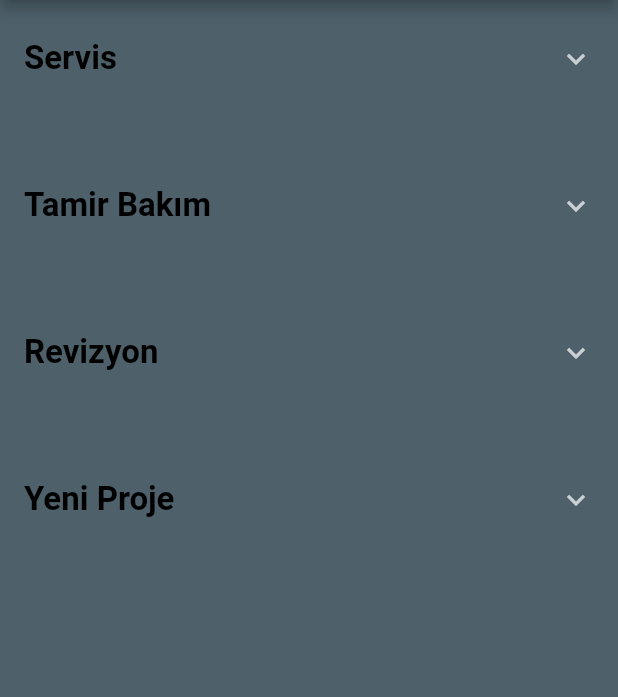
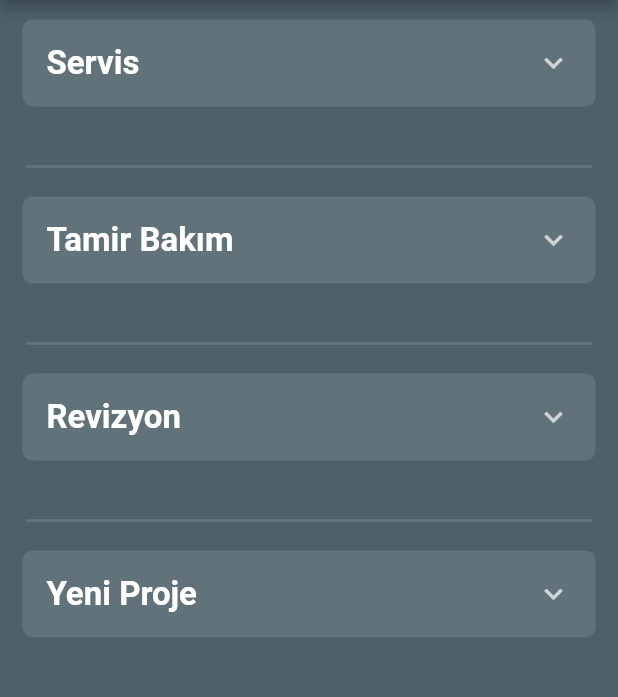
Before and after one commit to yarenadgzel/is_takip_uyg, a Flutter app: the AdminTaskPage screen opened directly, on a phone screen of 412 x 824 dp, the part 84-781 px from its top. Run offline on Flutter 3.47's test engine with Material 2 defaults, Android fonts, the phone set to English and light mode, and no system bars; our stand-ins replace cloud_firestore, firebase_auth, geolocator; missing offline and left inert: geocoder; accounts and stored records are empty; Roboto replaces fonts that are missing (Nunito).

```diff
--- a/lib/component/get_data_list.dart
+++ b/lib/component/get_user_list.dart
@@ -3,7 +3,7 @@ import 'package:flutter/material.dart';
 import 'package:is_takip_uyg/services/auth_service.dart';
 import 'package:is_takip_uyg/services/users/database_service_users.dart';
 
-class GetDataList extends StatelessWidget {
+class GetUserList extends StatelessWidget {
   DatabaseServiceUsers databaseServiceUsers=new DatabaseServiceUsers();
   AuthService authService=new AuthService();
   DocumentSnapshot snapshot;
@@ -15,11 +15,11 @@ class GetDataList extends StatelessWidget {
           if (!snapshot.hasData) return new Text("Loading");
           return Container(
               height: 350,
-              child: new ListView(children: getDataList(snapshot)));
+              child: new ListView(children: getUserList(snapshot)));
         });
   }
 
-  getDataList(AsyncSnapshot<QuerySnapshot> snapshot) {
+  getUserList(AsyncSnapshot<QuerySnapshot> snapshot) {
     snapshot.data.documents.map((e) {
       e.documentID;
     });
--- a/lib/component/report_list.dart
+++ b/lib/component/report_list.dart
@@ -55,7 +55,7 @@ class ReportList extends StatelessWidget {
         .map((doc) => doc["status"] == "Başlatıldı"
             ? ReportCard(
                 report: doc,
-                color:Color(0xfff6aa6b),
+                color:Color(0xbfeb9052),
                 icon: Icons.event_note,
               )
             : ReportCard(
--- a/lib/constant/constant.dart
+++ b/lib/constant/constant.dart
@@ -12,8 +12,8 @@ const kTextStyleProfilePage = TextStyle(
   fontWeight: FontWeight.bold,
   color: Colors.black,
 );
-const kTextStyleTaskPage =
-    TextStyle(fontSize: 22, fontWeight: FontWeight.bold, color: Colors.black);
+const kTextStyleTaskType =
+    TextStyle(fontSize: 22, fontWeight: FontWeight.w700, color: Colors.white);
 const kExpansionTextStyle =
     TextStyle(fontSize: 17, fontWeight: FontWeight.w700, color: Colors.black);
 const kTextStyleAlertTitle = TextStyle(
@@ -41,3 +41,5 @@ const kTextStyleReportDialog=TextStyle(
     color: Color(0xff878787),
     fontSize: 20,
     fontWeight: FontWeight.bold);
+const kExpansionColor =Color(0xff62727B);
+const kExpansionDividerColor=Color(0xff62727B);
--- a/lib/pages/task/admin_task_page.dart
+++ b/lib/pages/task/admin_task_page.dart
@@ -24,33 +24,72 @@ class _AdminTaskPageState extends State<AdminTaskPage> {
       body: SafeArea(
         child: Column(
           children: [
-            SizedBox(height: 10,),
-            ExpansionTile(
-              title: Text("Servis",style: kTextStyleTaskPage,),
+            SizedBox(height: 13,),
+            Padding(
+              padding: const EdgeInsets.only(left: 15,right: 15),
+              child: Container(
+                decoration: BoxDecoration(
+                  borderRadius: BorderRadius.circular(7),
+                  color:kExpansionColor,
+                ),
+                child: ExpansionTile(
+                  title: Text("Servis",style: kTextStyleTaskType,),
                   children: [
                     taskCard(),
                   ],
                 ),
-            SizedBox(height: 40,),
-            ExpansionTile(
-              title: Text("Tamir Bakım",style: kTextStyleTaskPage,),
+              ),
+            ),
+            SizedBox(height: 20,),
+            Container(width:378,child: Divider(height: 40,color: kExpansionDividerColor,thickness: 2,),),
+            Padding(
+              padding: const EdgeInsets.only(left: 15,right: 15),
+              child: Container(
+                decoration: BoxDecoration(
+                  borderRadius: BorderRadius.circular(7),
+                  color:kExpansionColor,
+                ),
+                child: ExpansionTile(
+                  title: Text("Tamir Bakım",style: kTextStyleTaskType,),
                   children: [
                     Text("Tamir Bakım Görevi....",style: kExpansionTextStyle,),
                   ],
                 ),
-            SizedBox(height: 40,),
-            ExpansionTile(
-              title: Text("Revizyon",style: kTextStyleTaskPage,),
+              ),
+            ),
+            SizedBox(height: 20,),
+            Container(width:378,child: Divider(height: 40,color:kExpansionDividerColor,thickness: 2,)),
+            Padding(
+              padding: const EdgeInsets.only(left: 15,right: 15),
+              child: Container(
+                decoration: BoxDecoration(
+                  borderRadius: BorderRadius.circular(7),
+                  color:kExpansionColor,
+                ),
+                child: ExpansionTile(
+                  title: Text("Revizyon",style: kTextStyleTaskType,),
                   children: [
                     Text("Revizyon Görevi....",style: kExpansionTextStyle,),
                   ],
                 ),
-            SizedBox(height: 40,),
-            ExpansionTile(
-              title: Text("Yeni Proje",style: kTextStyleTaskPage,),
+              ),
+            ),
+            SizedBox(height: 20,),
+            Container(width:378,child: Divider(height: 40,color:kExpansionDividerColor,thickness: 2,)),
+            Padding(
+              padding: const EdgeInsets.only(left: 15,right: 15),
+              child: Container(
+                decoration: BoxDecoration(
+                  borderRadius: BorderRadius.circular(7),
+                  color:kExpansionColor,
+                ),
+                child: ExpansionTile(
+                  title: Text("Yeni Proje",style: kTextStyleTaskType,),
                   children: [
                     Text("YeniProje....",style: kExpansionTextStyle,),
                   ],
+                ),
+              ),
             ),
           ],
         ),
--- a/lib/pages/task/admin_tasklist_page.dart
+++ b/lib/pages/task/admin_tasklist_page.dart
@@ -40,7 +40,7 @@ class _AdminTaskListPageState extends State<AdminTaskListPage> {
             AdminTaskListCard(
               title: "Devam Eden Görevler",
               subtitle: "Aktif olarak devam eden görevler",
-              color: Color(0xfff6aa6b),
+              color: Color(0xbfeb9052),
               iconData: Icons.event_note,
               iconColor: Colors.white,
             ),
--- a/lib/services/reports/database_service_reports.dart
+++ b/lib/services/reports/database_service_reports.dart
@@ -40,7 +40,7 @@ class DatabaseServiceReports {
   getReportStatusByUserID() async {
     FirebaseUser user = await authService.getCurrentUser();
     DocumentSnapshot snapshot = await reportsRef.document(user.uid).get();
-    for(var report in snapshot.data.values){
+    for (var report in snapshot.data.values) {
       if (report["status"] == "Başlatıldı") {
         return true;
       }
@@ -48,8 +48,8 @@ class DatabaseServiceReports {
     return false;
   }
 
-  deleteReportsByID(String documentId) async {
-    await reportsRef.document(documentId).delete();
+  deleteReportsByID(String uid) async {
+    await reportsRef.document(uid).delete();
   }
 
 /*  updateReportsData(Report report) async {
```
Also changed, not shown: lib/component/report_alert_dialog.dart (+123 -31 lines), lib/pages/home/home_page.dart (+14 -7 lines). Lines whose indentation alone changed are shown as unchanged.
